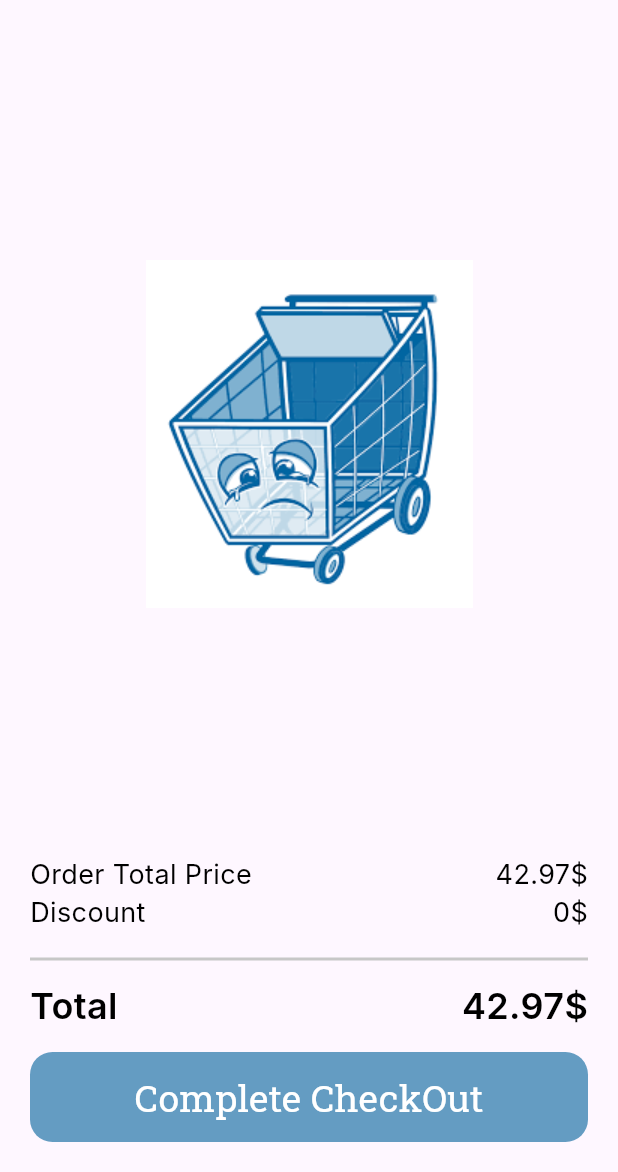
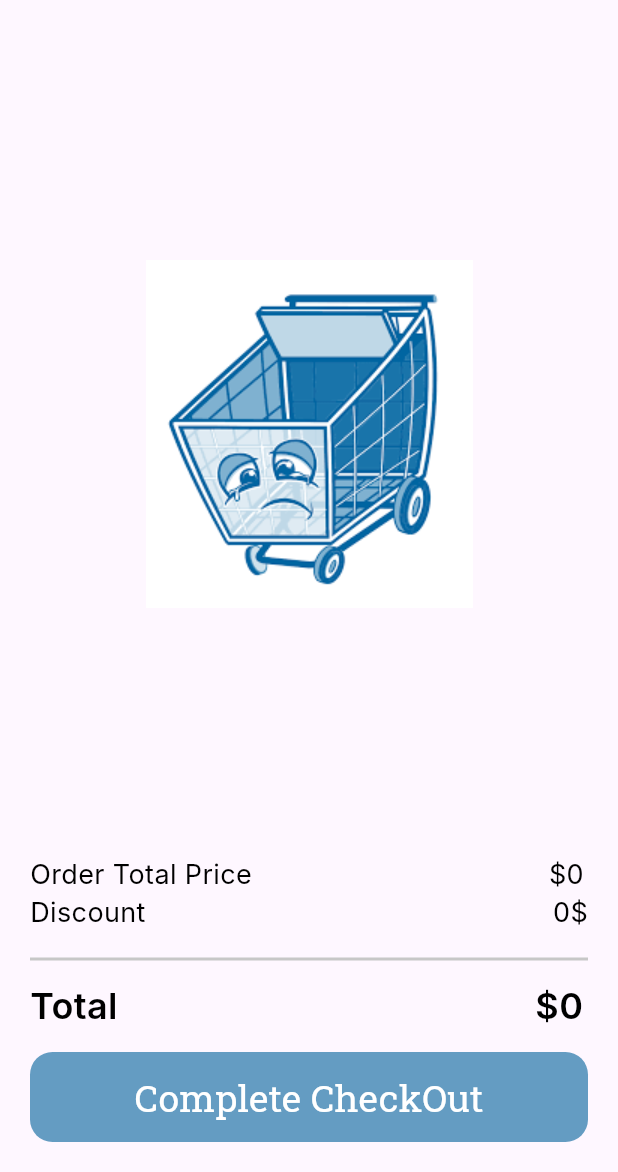
Before and after one commit to Meroothman/smart_cart, a Flutter app: the MyCartView screen opened directly, on a phone screen of 412 x 824 dp, the part 64-1236 px from its top. Run offline on Flutter 3.47's test engine with Material 3 defaults, Android fonts, the phone set to English and light mode, and no system bars; our stand-ins replace bloc, cloud_firestore, dartz, dio, firebase_auth, firebase_core and 9 more; missing offline and left inert: flutter_paypal_payment, flutter_stripe; accounts and stored records are empty; Roboto replaces fonts that are missing (Inter); statements that could not run were skipped.

Commit message:
totalPrice

```diff
--- a/lib/features/payment_feature/view/widgets/payment_widgets/my_cart_view_body.dart
+++ b/lib/features/payment_feature/view/widgets/payment_widgets/my_cart_view_body.dart
@@ -1,5 +1,6 @@
 import 'package:flutter/material.dart';
 import 'package:flutter_bloc/flutter_bloc.dart';
+import 'package:smart_cart_payment_project/core/utils/constants.dart';
 import 'package:smart_cart_payment_project/features/payment_feature/data/repos/ckeckout_repo_impl.dart';
 import 'package:smart_cart_payment_project/features/payment_feature/manger/payment_cubit.dart';
 import 'package:smart_cart_payment_project/features/payment_feature/view/widgets/payment_widgets/cart_info_item.dart';
@@ -23,9 +24,9 @@ class MyCartViewBody extends StatelessWidget {
           const SizedBox(
             height: 25,
           ),
-          const OrderInfoItem(
+          OrderInfoItem(
             title: 'Order Total Price',
-            value: r'42.97$',
+            value: "\$${Constants.totalPrice} ",
           ),
           const SizedBox(
             height: 3,
@@ -42,7 +43,7 @@ class MyCartViewBody extends StatelessWidget {
             height: 34,
             color: Color(0xffC7C7C7),
           ),
-          const TotalPrice(title: 'Total', value: r'42.97$'),
+          TotalPrice(title: 'Total', value: "\$${Constants.totalPrice} "),
           const SizedBox(
             height: 16,
           ),
--- a/lib/features/payment_feature/view/widgets/payment_widgets/thank_you_card.dart
+++ b/lib/features/payment_feature/view/widgets/payment_widgets/thank_you_card.dart
@@ -64,7 +64,7 @@ class ThankYouCard extends StatelessWidget {
               height: 60,
               thickness: 2,
             ),
-            const TotalPrice(title: 'Total', value: r'$42.97'),
+            TotalPrice(title: 'Total', value: "\$${Constants.totalPrice} "),
             const SizedBox(
               height: 10,
             ),
```
